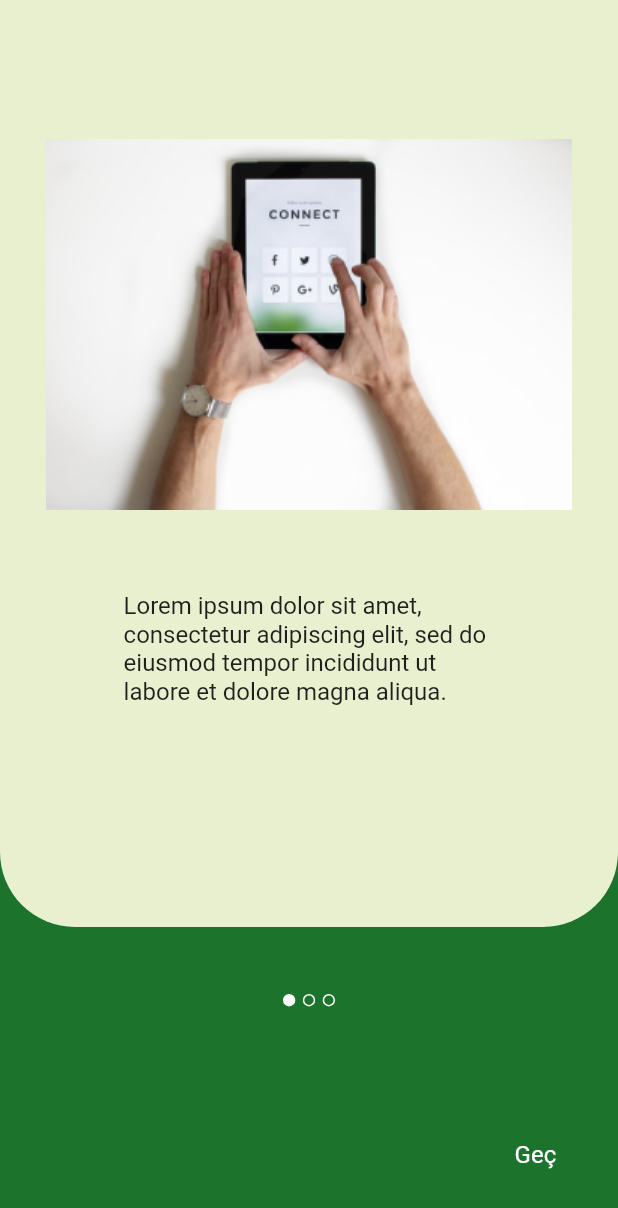
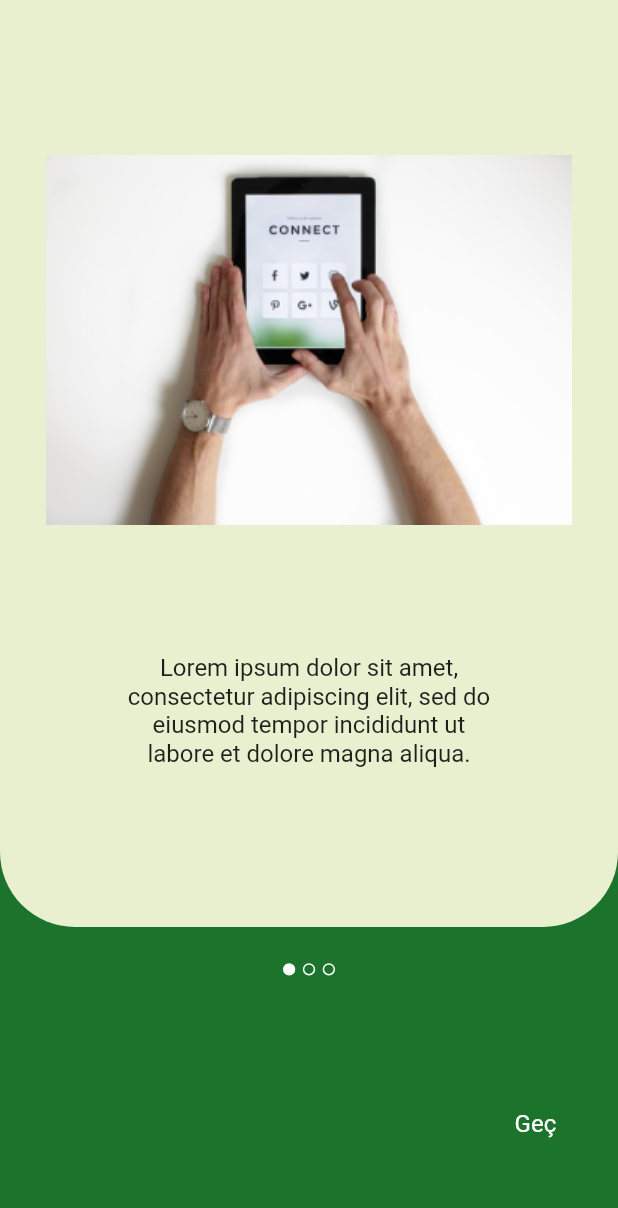
Before and after one commit to hasan-ciftci/dodi, a Flutter app: the IntroductionPage screen opened directly, on a phone screen of 412 x 824 dp. Shown: the top 1208 px of the screen. Run offline on Flutter 3.47's test engine with Material 2 defaults, Android fonts, the phone set to English and light mode, and no system bars; our stand-ins replace charts_flutter, mask_text_input_formatter.

Commit message:
Onboarding screen alignment improvements.

```diff
--- a/lib/main.dart
+++ b/lib/main.dart
@@ -2,6 +2,7 @@ import 'package:dodi/view/choose_profile_extra.dart';
 import 'package:dodi/view/course_select_view.dart';
 import 'package:dodi/view/create_profile_view.dart';
 import 'package:dodi/view/new_class_select.dart';
+import 'package:dodi/view/onboarding_view.dart';
 import 'package:dodi/view/solutions/solutions_grade_one_view.dart';
 import 'package:dodi/view/quiz/quiz_grade_twelve_view.dart';
 import 'package:dodi/view/solutions/solutions_grade_twelve_view.dart';
@@ -43,10 +44,10 @@ class MyApp extends StatelessWidget {
           ),
           bottomAppBarColor: Color(0xFFE9F0D0)),
       routes: {
-        // '/': (context) => IntroductionPage(),
+        '/': (context) => IntroductionPage(),
         '/loginView': (context) => LoginView(),
         '/register': (context) => SignUpView(),
-        '/': (context) => ClassSelectView(),
+        '/classSelectView': (context) => ClassSelectView(),
         '/startTest': (context) => TestIntroductionView(),
         '/questionView': (context) => QuizGradeOneView(),
         '/quizGradeTwelveView': (context) => QuizGradeTwelveView(),
--- a/lib/view/onboarding_view.dart
+++ b/lib/view/onboarding_view.dart
@@ -11,11 +11,20 @@ class IntroductionPage extends StatefulWidget {
 class _IntroductionPageState extends State<IntroductionPage>
     with SingleTickerProviderStateMixin {
   TabController _tabController;
+  int _currentIndex = 0;
+  int instantValueOfTabController;
 
   @override
   void initState() {
     super.initState();
     _tabController = TabController(length: 3, vsync: this);
+    _tabController.animation.addListener(() {
+      instantValueOfTabController = _tabController.animation.value.round();
+      if (instantValueOfTabController != _currentIndex)
+        setState(() {
+          _currentIndex = (_tabController.animation.value).round();
+        });
+    });
   }
 
   @override
@@ -35,7 +44,7 @@ class _IntroductionPageState extends State<IntroductionPage>
               buildBody(size, context, 3),
             ],
           ),
-          buildPageFooter(size, _tabController.index),
+          buildPageFooter(size, _currentIndex),
         ],
       ),
     );
@@ -56,16 +65,17 @@ class _IntroductionPageState extends State<IntroductionPage>
         ),
         child: Column(
           children: [
-            Spacer(flex: 15),
-            Expanded(
-              flex: 40,
+            SizedBox(height: size.height * .1),
+            SizedBox(
+              height: size.height * .35,
               child: buildIntroductionImage(index),
             ),
-            Expanded(
-              flex: 30,
+            SizedBox(height: size.height * .05),
+            SizedBox(
+              height: size.height * .15,
               child: buildIntroductionText(size, context),
             ),
-            Spacer(flex: 15),
+            SizedBox(height: size.height * .1),
           ],
         ),
       ),
@@ -82,9 +92,13 @@ class _IntroductionPageState extends State<IntroductionPage>
     return Center(
       child: Padding(
         padding: EdgeInsets.symmetric(horizontal: size.width * .2),
-        child: Text(
-          "Lorem ipsum dolor sit amet, consectetur adipiscing elit, sed do eiusmod tempor incididunt ut labore et dolore magna aliqua.",
-          style: Theme.of(context).textTheme.subtitle1,
+        child: SingleChildScrollView(
+          physics: AlwaysScrollableScrollPhysics(),
+          child: Text(
+            "Lorem ipsum dolor sit amet, consectetur adipiscing elit, sed do eiusmod tempor incididunt ut labore et dolore magna aliqua.",
+            style: Theme.of(context).textTheme.subtitle1,
+            textAlign: TextAlign.center,
+          ),
         ),
       ),
     );
@@ -94,9 +108,8 @@ class _IntroductionPageState extends State<IntroductionPage>
     return Align(
       alignment: Alignment.bottomCenter,
       child: Container(
-        height: size.height * .250,
+        height: size.height * .25,
         child: Column(
-          crossAxisAlignment: CrossAxisAlignment.stretch,
           mainAxisAlignment: MainAxisAlignment.spaceAround,
           children: [
             buildPageIndicators(size, index),
@@ -108,9 +121,6 @@ class _IntroductionPageState extends State<IntroductionPage>
   }
 
   Center buildPageIndicators(Size size, int index) {
-    _tabController.addListener(() {
-      setState(() {});
-    });
     return Center(
         child: Row(
       mainAxisAlignment: MainAxisAlignment.center,
@@ -152,14 +162,15 @@ class _IntroductionPageState extends State<IntroductionPage>
     ));
   }
 
-  Container buildNextButton(Size size) {
-    return Container(
-      child: Padding(
-        padding: EdgeInsets.only(right: size.width * .1),
-        child: GestureDetector(
-          onTap: () {
-            Navigator.of(context).pushNamed('/login');
-          },
+  GestureDetector buildNextButton(Size size) {
+    return GestureDetector(
+      onTap: () {
+        Navigator.of(context).pushNamed('/loginView');
+      },
+      child: Align(
+        alignment: Alignment.bottomRight,
+        child: Padding(
+          padding: EdgeInsets.all(size.width * .1),
           child: Text(
             "Geç",
             style: Theme.of(context)
```
